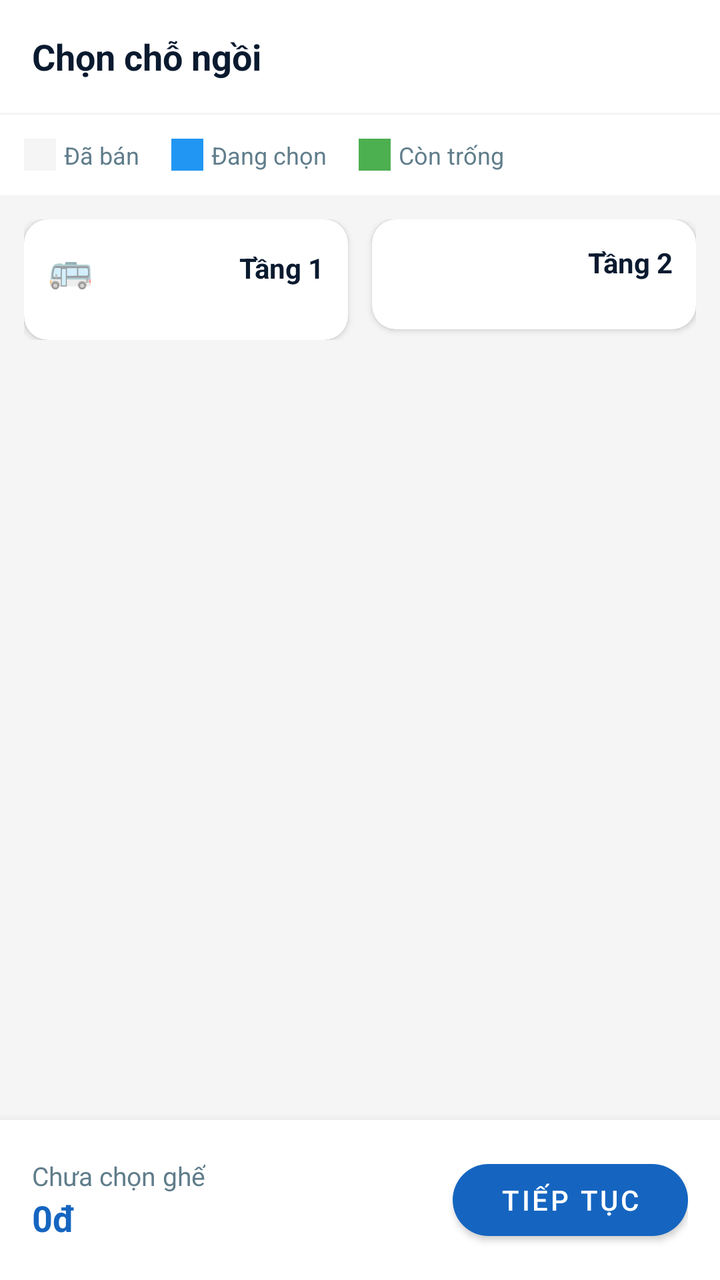
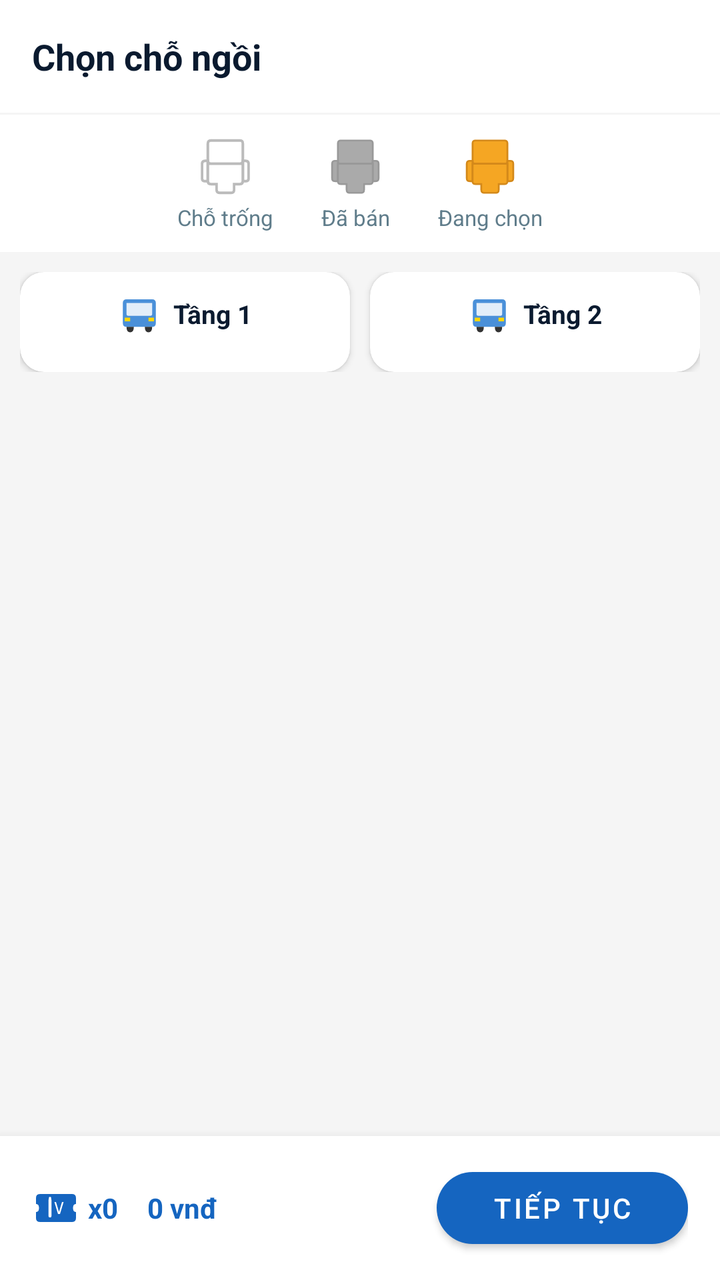

Two renders of the same Android screen: before a commit and after it. Below are the layout's source before the change and the commit's diff.
<!-- AndroidManifest.xml: application theme Theme.BusBooking -->
<!-- res/layout/fragment_seat_selection.xml -->
<?xml version="1.0" encoding="utf-8"?>
<LinearLayout xmlns:android="http://schemas.android.com/apk/res/android"
    xmlns:app="http://schemas.android.com/apk/res-auto"
    android:layout_width="match_parent"
    android:layout_height="match_parent"
    android:orientation="vertical"
    android:background="@color/background_grey">

    
    <LinearLayout
        android:layout_width="match_parent"
        android:layout_height="wrap_content"
        android:orientation="horizontal"
        android:gravity="center_vertical"
        android:padding="16dp"
        android:background="@color/background_white">

        <TextView
            android:layout_width="0dp"
            android:layout_height="wrap_content"
            android:layout_weight="1"
            android:text="Chọn chỗ ngồi"
            android:textSize="18sp"
            android:textStyle="bold"
            android:textColor="@color/text_primary" />

    </LinearLayout>

    
    <LinearLayout
        android:layout_width="match_parent"
        android:layout_height="wrap_content"
        android:orientation="horizontal"
        android:gravity="center_vertical"
        android:padding="12dp"
        android:background="@color/background_white"
        android:layout_marginTop="1dp">

        <View
            android:layout_width="16dp"
            android:layout_height="16dp"
            android:background="@color/background_grey"
            android:layout_marginEnd="4dp" />

        <TextView
            android:layout_width="wrap_content"
            android:layout_height="wrap_content"
            android:text="Đã bán"
            android:textSize="12sp"
            android:textColor="@color/text_secondary"
            android:layout_marginEnd="16dp" />

        <View
            android:layout_width="16dp"
            android:layout_height="16dp"
            android:background="@color/seat_selected"
            android:layout_marginEnd="4dp" />

        <TextView
            android:layout_width="wrap_content"
            android:layout_height="wrap_content"
            android:text="Đang chọn"
            android:textSize="12sp"
            android:textColor="@color/text_secondary"
            android:layout_marginEnd="16dp" />

        <View
            android:layout_width="16dp"
            android:layout_height="16dp"
            android:background="@color/seat_available"
            android:layout_marginEnd="4dp" />

        <TextView
            android:layout_width="wrap_content"
            android:layout_height="wrap_content"
            android:text="Còn trống"
            android:textSize="12sp"
            android:textColor="@color/text_secondary" />

    </LinearLayout>

    
    <androidx.core.widget.NestedScrollView
        android:layout_width="match_parent"
        android:layout_height="0dp"
        android:layout_weight="1"
        android:padding="12dp">

        <LinearLayout
            android:layout_width="match_parent"
            android:layout_height="wrap_content"
            android:orientation="horizontal">

            
            <androidx.cardview.widget.CardView
                android:layout_width="0dp"
                android:layout_height="wrap_content"
                android:layout_weight="1"
                android:layout_marginEnd="6dp"
                app:cardCornerRadius="12dp"
                app:cardElevation="2dp">

                <LinearLayout
                    android:layout_width="match_parent"
                    android:layout_height="wrap_content"
                    android:orientation="vertical"
                    android:padding="12dp">

                    <LinearLayout
                        android:layout_width="match_parent"
                        android:layout_height="wrap_content"
                        android:orientation="horizontal"
                        android:gravity="center_vertical"
                        android:layout_marginBottom="12dp">

                        <TextView
                            android:layout_width="0dp"
                            android:layout_height="wrap_content"
                            android:layout_weight="1"
                            android:text="🚌"
                            android:textSize="18sp" />

                        <TextView
                            android:layout_width="wrap_content"
                            android:layout_height="wrap_content"
                            android:text="Tầng 1"
                            android:textSize="14sp"
                            android:textStyle="bold"
                            android:textColor="@color/text_primary" />

                    </LinearLayout>

                    <androidx.recyclerview.widget.RecyclerView
                        android:id="@+id/seatsFloor1RecyclerView"
                        android:layout_width="match_parent"
                        android:layout_height="wrap_content"
                        android:nestedScrollingEnabled="false" />

                </LinearLayout>

            </androidx.cardview.widget.CardView>

            
            <androidx.cardview.widget.CardView
                android:layout_width="0dp"
                android:layout_height="wrap_content"
                android:layout_weight="1"
                android:layout_marginStart="6dp"
                app:cardCornerRadius="12dp"
                app:cardElevation="2dp">

                <LinearLayout
                    android:layout_width="match_parent"
                    android:layout_height="wrap_content"
                    android:orientation="vertical"
                    android:padding="12dp">

                    <TextView
                        android:layout_width="match_parent"
                        android:layout_height="wrap_content"
                        android:text="Tầng 2"
                        android:textSize="14sp"
                        android:textStyle="bold"
                        android:textColor="@color/text_primary"
                        android:gravity="end"
                        android:layout_marginBottom="12dp" />

                    <androidx.recyclerview.widget.RecyclerView
                        android:id="@+id/seatsFloor2RecyclerView"
                        android:layout_width="match_parent"
                        android:layout_height="wrap_content"
                        android:nestedScrollingEnabled="false" />

                </LinearLayout>

            </androidx.cardview.widget.CardView>

        </LinearLayout>

    </androidx.core.widget.NestedScrollView>

    
    <LinearLayout
        android:layout_width="match_parent"
        android:layout_height="wrap_content"
        android:orientation="horizontal"
        android:gravity="center_vertical"
        android:padding="16dp"
        android:background="@color/background_white"
        android:elevation="8dp">

        <LinearLayout
            android:layout_width="0dp"
            android:layout_height="wrap_content"
            android:layout_weight="1"
            android:orientation="vertical">

            <TextView
                android:id="@+id/selectedSeatText"
                android:layout_width="wrap_content"
                android:layout_height="wrap_content"
                android:text="Chưa chọn ghế"
                android:textSize="13sp"
                android:textColor="@color/text_secondary" />

            <TextView
                android:id="@+id/totalPriceText"
                android:layout_width="wrap_content"
                android:layout_height="wrap_content"
                android:text="0đ"
                android:textSize="18sp"
                android:textStyle="bold"
                android:textColor="@color/blue_primary" />

        </LinearLayout>

        <com.google.android.material.button.MaterialButton
            android:id="@+id/confirmButton"
            android:layout_width="wrap_content"
            android:layout_height="48dp"
            android:text="Tiếp tục"
            android:paddingStart="24dp"
            android:paddingEnd="24dp"
            app:backgroundTint="@color/blue_primary"
            app:cornerRadius="24dp" />

    </LinearLayout>

</LinearLayout>
<!-- resources referenced by this layout -->
<resources>
  <color name="seat_available">#4CAF50</color>
  <color name="seat_selected">#2196F3</color>
  <!-- unchanged entries left out for length: 8 -->
</resources>

<!-- the commit's change to res/layout/fragment_seat_selection.xml (unified diff, before → after) -->
@@ -31,51 +31,84 @@
         android:layout_width="match_parent"
         android:layout_height="wrap_content"
         android:orientation="horizontal"
-        android:gravity="center_vertical"
-        android:padding="12dp"
+        android:gravity="center"
+        android:paddingTop="10dp"
+        android:paddingBottom="10dp"
+        android:paddingStart="16dp"
+        android:paddingEnd="16dp"
         android:background="@color/background_white"
         android:layout_marginTop="1dp">
 
-        <View
-            android:layout_width="16dp"
-            android:layout_height="16dp"
-            android:background="@color/background_grey"
-            android:layout_marginEnd="4dp" />
-
-        <TextView
-            android:layout_width="wrap_content"
-            android:layout_height="wrap_content"
-            android:text="Đã bán"
-            android:textSize="12sp"
-            android:textColor="@color/text_secondary"
-            android:layout_marginEnd="16dp" />
-
-        <View
-            android:layout_width="16dp"
-            android:layout_height="16dp"
-            android:background="@color/seat_selected"
-            android:layout_marginEnd="4dp" />
-
-        <TextView
-            android:layout_width="wrap_content"
-            android:layout_height="wrap_content"
-            android:text="Đang chọn"
-            android:textSize="12sp"
-            android:textColor="@color/text_secondary"
-            android:layout_marginEnd="16dp" />
-
-        <View
-            android:layout_width="16dp"
-            android:layout_height="16dp"
-            android:background="@color/seat_available"
-            android:layout_marginEnd="4dp" />
-
-        <TextView
-            android:layout_width="wrap_content"
-            android:layout_height="wrap_content"
-            android:text="Còn trống"
-            android:textSize="12sp"
-            android:textColor="@color/text_secondary" />
+        
+        <LinearLayout
+            android:layout_width="wrap_content"
+            android:layout_height="wrap_content"
+            android:orientation="vertical"
+            android:gravity="center"
+            android:layout_marginEnd="24dp">
+
+            <ImageView
+                android:layout_width="32dp"
+                android:layout_height="32dp"
+                android:src="@drawable/ic_seat_available"
+                android:scaleType="fitCenter" />
+
+            <TextView
+                android:layout_width="wrap_content"
+                android:layout_height="wrap_content"
+                android:text="Chỗ trống"
+                android:textSize="11sp"
+                android:textColor="@color/text_secondary"
+                android:layout_marginTop="2dp" />
+
+        </LinearLayout>
+
+        
+        <LinearLayout
+            android:layout_width="wrap_content"
+            android:layout_height="wrap_content"
+            android:orientation="vertical"
+            android:gravity="center"
+            android:layout_marginEnd="24dp">
+
+            <ImageView
+                android:layout_width="32dp"
+                android:layout_height="32dp"
+                android:src="@drawable/ic_seat_booked"
+                android:scaleType="fitCenter" />
+
+            <TextView
+                android:layout_width="wrap_content"
+                android:layout_height="wrap_content"
+                android:text="Đã bán"
+                android:textSize="11sp"
+                android:textColor="@color/text_secondary"
+                android:layout_marginTop="2dp" />
+
+        </LinearLayout>
+
+        
+        <LinearLayout
+            android:layout_width="wrap_content"
+            android:layout_height="wrap_content"
+            android:orientation="vertical"
+            android:gravity="center">
+
+            <ImageView
+                android:layout_width="32dp"
+                android:layout_height="32dp"
+                android:src="@drawable/ic_seat_selected"
+                android:scaleType="fitCenter" />
+
+            <TextView
+                android:layout_width="wrap_content"
+                android:layout_height="wrap_content"
+                android:text="Đang chọn"
+                android:textSize="11sp"
+                android:textColor="@color/text_secondary"
+                android:layout_marginTop="2dp" />
+
+        </LinearLayout>
 
     </LinearLayout>
 
@@ -84,47 +117,51 @@
         android:layout_width="match_parent"
         android:layout_height="0dp"
         android:layout_weight="1"
-        android:padding="12dp">
+        android:padding="10dp"
+        android:clipToPadding="false">
 
         <LinearLayout
             android:layout_width="match_parent"
             android:layout_height="wrap_content"
-            android:orientation="horizontal">
+            android:orientation="horizontal"
+            android:baselineAligned="false">
 
             
             <androidx.cardview.widget.CardView
                 android:layout_width="0dp"
                 android:layout_height="wrap_content"
                 android:layout_weight="1"
-                android:layout_marginEnd="6dp"
+                android:layout_marginEnd="5dp"
                 app:cardCornerRadius="12dp"
-                app:cardElevation="2dp">
+                app:cardElevation="2dp"
+                app:cardBackgroundColor="@color/background_white">
 
                 <LinearLayout
                     android:layout_width="match_parent"
                     android:layout_height="wrap_content"
                     android:orientation="vertical"
-                    android:padding="12dp">
-
+                    android:padding="10dp">
+
+                    
                     <LinearLayout
                         android:layout_width="match_parent"
                         android:layout_height="wrap_content"
                         android:orientation="horizontal"
-                        android:gravity="center_vertical"
-                        android:layout_marginBottom="12dp">
-
-                        <TextView
-                            android:layout_width="0dp"
-                            android:layout_height="wrap_content"
-                            android:layout_weight="1"
-                            android:text="🚌"
-                            android:textSize="18sp" />
+                        android:gravity="center"
+                        android:layout_marginBottom="8dp">
+
+                        <ImageView
+                            android:layout_width="22dp"
+                            android:layout_height="22dp"
+                            android:src="@drawable/ic_bus_front"
+                            android:scaleType="fitCenter"
+                            android:layout_marginEnd="6dp" />
 
                         <TextView
                             android:layout_width="wrap_content"
                             android:layout_height="wrap_content"
                             android:text="Tầng 1"
-                            android:textSize="14sp"
+                            android:textSize="13sp"
                             android:textStyle="bold"
                             android:textColor="@color/text_primary" />
 
@@ -134,7 +171,8 @@
                         android:id="@+id/seatsFloor1RecyclerView"
                         android:layout_width="match_parent"
                         android:layout_height="wrap_content"
-                        android:nestedScrollingEnabled="false" />
+                        android:nestedScrollingEnabled="false"
+                        android:overScrollMode="never" />
 
                 </LinearLayout>
 
@@ -145,31 +183,48 @@
                 android:layout_width="0dp"
                 android:layout_height="wrap_content"
                 android:layout_weight="1"
-                android:layout_marginStart="6dp"
+                android:layout_marginStart="5dp"
                 app:cardCornerRadius="12dp"
-                app:cardElevation="2dp">
+                app:cardElevation="2dp"
+                app:cardBackgroundColor="@color/background_white">
 
                 <LinearLayout
                     android:layout_width="match_parent"
                     android:layout_height="wrap_content"
                     android:orientation="vertical"
-                    android:padding="12dp">
-
-                    <TextView
-                        android:layout_width="match_parent"
-                        android:layout_height="wrap_content"
-                        android:text="Tầng 2"
-                        android:textSize="14sp"
-                        android:textStyle="bold"
-                        android:textColor="@color/text_primary"
-                        android:gravity="end"
-                        android:layout_marginBottom="12dp" />
+                    android:padding="10dp">
+
+                    
+                    <LinearLayout
+                        android:layout_width="match_parent"
+                        android:layout_height="wrap_content"
+                        android:orientation="horizontal"
+                        android:gravity="center"
+                        android:layout_marginBottom="8dp">
+
+                        <ImageView
+                            android:layout_width="22dp"
+                            android:layout_height="22dp"
+                            android:src="@drawable/ic_bus_front"
+                            android:scaleType="fitCenter"
+                            android:layout_marginEnd="6dp" />
+
+                        <TextView
+                            android:layout_width="wrap_content"
+                            android:layout_height="wrap_content"
+                            android:text="Tầng 2"
+                            android:textSize="13sp"
+                            android:textStyle="bold"
+                            android:textColor="@color/text_primary" />
+
+                    </LinearLayout>
 
                     <androidx.recyclerview.widget.RecyclerView
                         android:id="@+id/seatsFloor2RecyclerView"
                         android:layout_width="match_parent"
                         android:layout_height="wrap_content"
-                        android:nestedScrollingEnabled="false" />
+                        android:nestedScrollingEnabled="false"
+                        android:overScrollMode="never" />
 
                 </LinearLayout>
 
@@ -185,42 +240,57 @@
         android:layout_height="wrap_content"
         android:orientation="horizontal"
         android:gravity="center_vertical"
-        android:padding="16dp"
+        android:paddingStart="16dp"
+        android:paddingEnd="16dp"
+        android:paddingTop="12dp"
+        android:paddingBottom="12dp"
         android:background="@color/background_white"
         android:elevation="8dp">
 
+        
         <LinearLayout
             android:layout_width="0dp"
             android:layout_height="wrap_content"
             android:layout_weight="1"
-            android:orientation="vertical">
+            android:orientation="horizontal"
+            android:gravity="center_vertical">
+
+            <ImageView
+                android:layout_width="24dp"
+                android:layout_height="24dp"
+                android:src="@drawable/ic_ticket"
+                android:layout_marginEnd="4dp" />
 
             <TextView
                 android:id="@+id/selectedSeatText"
                 android:layout_width="wrap_content"
                 android:layout_height="wrap_content"
-                android:text="Chưa chọn ghế"
-                android:textSize="13sp"
-                android:textColor="@color/text_secondary" />
-
-            <TextView
-                android:id="@+id/totalPriceText"
-                android:layout_width="wrap_content"
-                android:layout_height="wrap_content"
-                android:text="0đ"
-                android:textSize="18sp"
+                android:text="x0"
+                android:textSize="14sp"
                 android:textStyle="bold"
                 android:textColor="@color/blue_primary" />
 
-        </LinearLayout>
-
+            
+            <TextView
+                android:id="@+id/totalPriceText"
+                android:layout_width="wrap_content"
+                android:layout_height="wrap_content"
+                android:text="  0 vnđ"
+                android:textSize="14sp"
+                android:textStyle="bold"
+                android:textColor="@color/blue_primary"
+                android:layout_marginStart="8dp" />
+
+        </LinearLayout>
+
+        
         <com.google.android.material.button.MaterialButton
             android:id="@+id/confirmButton"
             android:layout_width="wrap_content"
             android:layout_height="48dp"
             android:text="Tiếp tục"
-            android:paddingStart="24dp"
-            android:paddingEnd="24dp"
+            android:paddingStart="28dp"
+            android:paddingEnd="28dp"
             app:backgroundTint="@color/blue_primary"
             app:cornerRadius="24dp" />
 
<!-- resource entries referenced after the edit -->
@@ -1,7 +1,223 @@
 <!-- resources referenced by this layout -->
 <resources>
-  <color name="seat_available">#4CAF50</color>
-  <color name="seat_selected">#2196F3</color>
+  <!-- drawable ic_bus_front (drawable) -->
+  <?xml version="1.0" encoding="utf-8"?>
+  <vector xmlns:android="http://schemas.android.com/apk/res/android"
+      android:width="24dp"
+      android:height="24dp"
+      android:viewportWidth="24"
+      android:viewportHeight="24">
+  
+      
+      <path
+          android:fillColor="#4A90D9"
+          android:pathData="
+              M3,6 Q3,4 5,4 L19,4 Q21,4 21,6
+              L21,17 Q21,19 19,19 L5,19 Q3,19 3,17 Z" />
+  
+      
+      <path
+          android:fillColor="#FFFFFF"
+          android:fillAlpha="0.85"
+          android:pathData="M5,6 L19,6 L19,12 Q19,13 18,13 L6,13 Q5,13 5,12 Z" />
+  
+      
+      <path
+          android:fillColor="#333333"
+          android:pathData="M5,19 Q5,22 7,22 Q9,22 9,19 Z" />
+  
+      
+      <path
+          android:fillColor="#333333"
+          android:pathData="M15,19 Q15,22 17,22 Q19,22 19,19 Z" />
+  
+      
+      <path
+          android:fillColor="#FFD700"
+          android:pathData="M4,14 L7,14 L7,16 L4,16 Z" />
+  
+      
+      <path
+          android:fillColor="#FFD700"
+          android:pathData="M17,14 L20,14 L20,16 L17,16 Z" />
+  
+  </vector>
+  <!-- drawable ic_seat_available (drawable) -->
+  <?xml version="1.0" encoding="utf-8"?>
+  <vector xmlns:android="http://schemas.android.com/apk/res/android"
+      android:width="44dp"
+      android:height="44dp"
+      android:viewportWidth="44"
+      android:viewportHeight="44">
+  
+      
+      <path
+          android:fillColor="#FFFFFF"
+          android:strokeColor="#BBBBBB"
+          android:strokeWidth="1.8"
+          android:pathData="
+              M10,6 Q10,4 12,4 L32,4 Q34,4 34,6
+              L34,18 Q34,20 32,20 L12,20 Q10,20 10,18 Z" />
+  
+      
+      <path
+          android:fillColor="#FFFFFF"
+          android:strokeColor="#BBBBBB"
+          android:strokeWidth="1.8"
+          android:pathData="
+              M6,20 Q6,18 8,18 L10,18 L10,32 L8,32 Q6,32 6,30 Z" />
+  
+      
+      <path
+          android:fillColor="#FFFFFF"
+          android:strokeColor="#BBBBBB"
+          android:strokeWidth="1.8"
+          android:pathData="
+              M34,18 L36,18 Q38,18 38,20 L38,30 Q38,32 36,32 L34,32 Z" />
+  
+      
+      <path
+          android:fillColor="#FFFFFF"
+          android:strokeColor="#BBBBBB"
+          android:strokeWidth="1.8"
+          android:pathData="
+              M10,20 L34,20 L34,32 Q34,34 32,34
+              L28,34 L28,38 Q28,40 26,40 L18,40 Q16,40 16,38
+              L16,34 L12,34 Q10,34 10,32 Z" />
+  
+  </vector>
+  <!-- drawable ic_seat_booked (drawable) -->
+  <?xml version="1.0" encoding="utf-8"?>
+  <vector xmlns:android="http://schemas.android.com/apk/res/android"
+      android:width="44dp"
+      android:height="44dp"
+      android:viewportWidth="44"
+      android:viewportHeight="44">
+  
+      
+      <path
+          android:fillColor="#AAAAAA"
+          android:strokeColor="#999999"
+          android:strokeWidth="1.2"
+          android:pathData="
+              M10,6 Q10,4 12,4 L32,4 Q34,4 34,6
+              L34,18 Q34,20 32,20 L12,20 Q10,20 10,18 Z" />
+  
+      
+      <path
+          android:fillColor="#AAAAAA"
+          android:strokeColor="#999999"
+          android:strokeWidth="1.2"
+          android:pathData="
+              M6,20 Q6,18 8,18 L10,18 L10,32 L8,32 Q6,32 6,30 Z" />
+  
+      
+      <path
+          android:fillColor="#AAAAAA"
+          android:strokeColor="#999999"
+          android:strokeWidth="1.2"
+          android:pathData="
+              M34,18 L36,18 Q38,18 38,20 L38,30 Q38,32 36,32 L34,32 Z" />
+  
+      
+      <path
+          android:fillColor="#AAAAAA"
+          android:strokeColor="#999999"
+          android:strokeWidth="1.2"
+          android:pathData="
+              M10,20 L34,20 L34,32 Q34,34 32,34
+              L28,34 L28,38 Q28,40 26,40 L18,40 Q16,40 16,38
+              L16,34 L12,34 Q10,34 10,32 Z" />
+  
+  </vector>
+  <!-- drawable ic_seat_selected (drawable) -->
+  <?xml version="1.0" encoding="utf-8"?>
+  <vector xmlns:android="http://schemas.android.com/apk/res/android"
+      android:width="44dp"
+      android:height="44dp"
+      android:viewportWidth="44"
+      android:viewportHeight="44">
+  
+      
+      <path
+          android:fillColor="#F5A623"
+          android:strokeColor="#D4891A"
+          android:strokeWidth="1.2"
+          android:pathData="
+              M10,6 Q10,4 12,4 L32,4 Q34,4 34,6
+              L34,18 Q34,20 32,20 L12,20 Q10,20 10,18 Z" />
+  
+      
+      <path
+          android:fillColor="#F5A623"
+          android:strokeColor="#D4891A"
+          android:strokeWidth="1.2"
+          android:pathData="
+              M6,20 Q6,18 8,18 L10,18 L10,32 L8,32 Q6,32 6,30 Z" />
+  
+      
+      <path
+          android:fillColor="#F5A623"
+          android:strokeColor="#D4891A"
+          android:strokeWidth="1.2"
+          android:pathData="
+              M34,18 L36,18 Q38,18 38,20 L38,30 Q38,32 36,32 L34,32 Z" />
+  
+      
+      <path
+          android:fillColor="#F5A623"
+          android:strokeColor="#D4891A"
+          android:strokeWidth="1.2"
+          android:pathData="
+              M10,20 L34,20 L34,32 Q34,34 32,34
+              L28,34 L28,38 Q28,40 26,40 L18,40 Q16,40 16,38
+              L16,34 L12,34 Q10,34 10,32 Z" />
+  
+  </vector>
+  <!-- drawable ic_ticket (drawable) -->
+  <?xml version="1.0" encoding="utf-8"?>
+  <vector xmlns:android="http://schemas.android.com/apk/res/android"
+      android:width="24dp"
+      android:height="24dp"
+      android:viewportWidth="24"
+      android:viewportHeight="24">
+  
+      
+      <path
+          android:fillColor="#1565C0"
+          android:pathData="
+              M2,7 Q2,5 4,5 L20,5 Q22,5 22,7
+              L22,10 Q20.5,10 20.5,12 Q20.5,14 22,14
+              L22,17 Q22,19 20,19 L4,19 Q2,19 2,17
+              L2,14 Q3.5,14 3.5,12 Q3.5,10 2,10 Z" />
+  
+      
+      <path
+          android:strokeColor="#FFFFFF"
+          android:strokeWidth="1.2"
+          android:strokeLineCap="round"
+          android:fillColor="@android:color/transparent"
+          android:pathData="M9,7 L9,10" />
+      <path
+          android:strokeColor="#FFFFFF"
+          android:strokeWidth="1.2"
+          android:strokeLineCap="round"
+          android:fillColor="@android:color/transparent"
+          android:pathData="M9,13 L9,16" />
+      <path
+          android:strokeColor="#FFFFFF"
+          android:strokeWidth="1.5"
+          android:strokeLineCap="round"
+          android:fillColor="@android:color/transparent"
+          android:pathData="M9,8 L9,16" />
+  
+      
+      <path
+          android:fillColor="#FFFFFF"
+          android:pathData="
+              M12,9 L13.5,14 L15,9 L15.8,9 L14,15 L13,15 L11.2,9 Z" />
+  
+  </vector>
   <!-- unchanged entries left out for length: 8 -->
 </resources>
 
